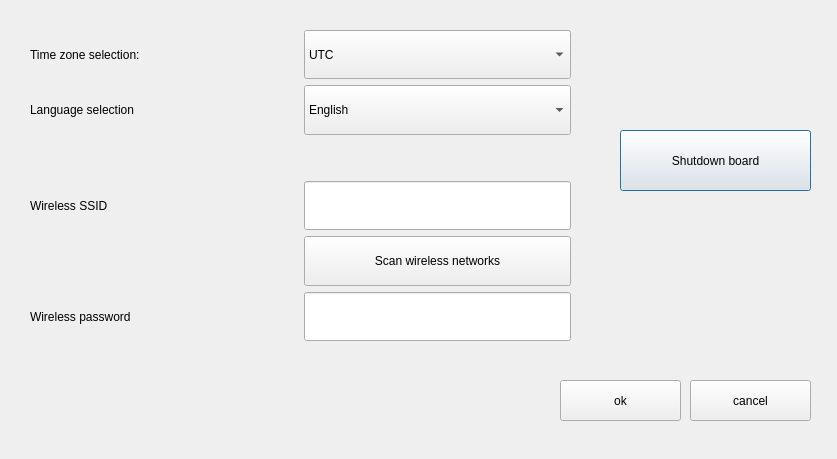
Before: the Qt Designer form blue-app/ui/Settings.ui in matus-u/sz-bluetooth, drawn with Qt 5.
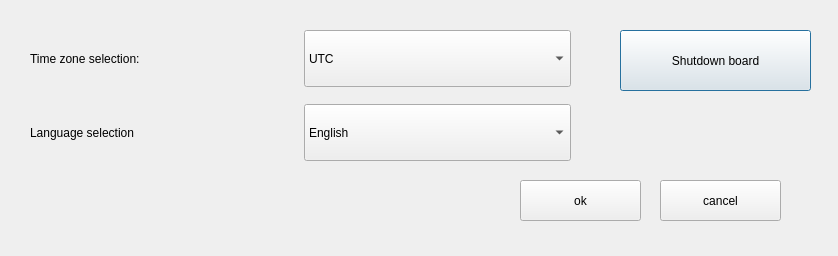
After: the same form once the commit is applied.

Commit message: store/load wifi settings

```diff
--- a/blue-app/ui/Settings.ui
+++ b/blue-app/ui/Settings.ui
@@ -6,8 +6,8 @@
    <rect>
     <x>0</x>
     <y>0</y>
-    <width>837</width>
-    <height>459</height>
+    <width>838</width>
+    <height>256</height>
    </rect>
   </property>
   <property name="windowTitle">
@@ -17,7 +17,7 @@
    <property name="geometry">
     <rect>
      <x>620</x>
-     <y>130</y>
+     <y>30</y>
      <width>191</width>
      <height>61</height>
     </rect>
@@ -32,10 +32,49 @@
      <x>30</x>
      <y>30</y>
      <width>541</width>
-     <height>311</height>
+     <height>131</height>
     </rect>
    </property>
-   <layout class="QGridLayout" name="gridLayout" rowstretch="2,2,0,2,2,2,0">
+   <layout class="QGridLayout" name="gridLayout" rowstretch="5,1,5">
+    <item row="2" column="1">
+     <widget class="QComboBox" name="languageCombobox">
+      <property name="sizePolicy">
+       <sizepolicy hsizetype="Preferred" vsizetype="Minimum">
+        <horstretch>0</horstretch>
+        <verstretch>0</verstretch>
+       </sizepolicy>
+      </property>
+      <item>
+       <property name="text">
+        <string>English</string>
+       </property>
+      </item>
+      <item>
+       <property name="text">
+        <string>Hungarian</string>
+       </property>
+      </item>
+      <item>
+       <property name="text">
+        <string>Slovak</string>
+       </property>
+      </item>
+     </widget>
+    </item>
+    <item row="2" column="0">
+     <widget class="QLabel" name="languageSelectionLabel">
+      <property name="text">
+       <string>Language selection</string>
+      </property>
+     </widget>
+    </item>
+    <item row="0" column="0">
+     <widget class="QLabel" name="timeZoneLabel">
+      <property name="text">
+       <string>Time zone selection:</string>
+      </property>
+     </widget>
+    </item>
     <item row="0" column="1">
      <widget class="QComboBox" name="timeZoneCombobox">
       <property name="sizePolicy">
@@ -66,46 +105,7 @@
       </item>
      </widget>
     </item>
-    <item row="0" column="0">
-     <widget class="QLabel" name="timeZoneLabel">
-      <property name="text">
-       <string>Time zone selection:</string>
-      </property>
-     </widget>
-    </item>
     <item row="1" column="1">
-     <widget class="QComboBox" name="languageCombobox">
-      <property name="sizePolicy">
-       <sizepolicy hsizetype="Preferred" vsizetype="Minimum">
-        <horstretch>0</horstretch>
-        <verstretch>0</verstretch>
-       </sizepolicy>
-      </property>
-      <item>
-       <property name="text">
-        <string>English</string>
-       </property>
-      </item>
-      <item>
-       <property name="text">
-        <string>Hungarian</string>
-       </property>
-      </item>
-      <item>
-       <property name="text">
-        <string>Slovak</string>
-       </property>
-      </item>
-     </widget>
-    </item>
-    <item row="1" column="0">
-     <widget class="QLabel" name="languageSelectionLabel">
-      <property name="text">
-       <string>Language selection</string>
-      </property>
-     </widget>
-    </item>
-    <item row="2" column="1">
      <spacer name="verticalSpacer">
       <property name="orientation">
        <enum>Qt::Vertical</enum>
@@ -118,60 +118,13 @@
       </property>
      </spacer>
     </item>
-    <item row="3" column="1">
-     <widget class="QLineEdit" name="ssidLineEdit">
-      <property name="sizePolicy">
-       <sizepolicy hsizetype="Preferred" vsizetype="Minimum">
-        <horstretch>0</horstretch>
-        <verstretch>0</verstretch>
-       </sizepolicy>
-      </property>
-     </widget>
-    </item>
-    <item row="3" column="0">
-     <widget class="QLabel" name="label">
-      <property name="text">
-       <string>Wireless SSID</string>
-      </property>
-     </widget>
-    </item>
-    <item row="4" column="1">
-     <widget class="QPushButton" name="scanWifiButton">
-      <property name="sizePolicy">
-       <sizepolicy hsizetype="Preferred" vsizetype="Minimum">
-        <horstretch>0</horstretch>
-        <verstretch>0</verstretch>
-       </sizepolicy>
-      </property>
-      <property name="text">
-       <string>Scan wireless networks</string>
-      </property>
-     </widget>
-    </item>
-    <item row="5" column="1">
-     <widget class="QLineEdit" name="wifiPassLineEdit">
-      <property name="sizePolicy">
-       <sizepolicy hsizetype="Preferred" vsizetype="Minimum">
-        <horstretch>0</horstretch>
-        <verstretch>0</verstretch>
-       </sizepolicy>
-      </property>
-     </widget>
-    </item>
-    <item row="5" column="0">
-     <widget class="QLabel" name="label_2">
-      <property name="text">
-       <string>Wireless password</string>
-      </property>
-     </widget>
-    </item>
    </layout>
   </widget>
   <widget class="QPushButton" name="okButton">
    <property name="geometry">
     <rect>
-     <x>560</x>
-     <y>380</y>
+     <x>520</x>
+     <y>180</y>
      <width>121</width>
      <height>41</height>
     </rect>
@@ -183,8 +136,8 @@
   <widget class="QPushButton" name="cancelButton">
    <property name="geometry">
     <rect>
-     <x>690</x>
-     <y>380</y>
+     <x>660</x>
+     <y>180</y>
      <width>121</width>
      <height>41</height>
     </rect>
```
The commit also changes 5 other files.
